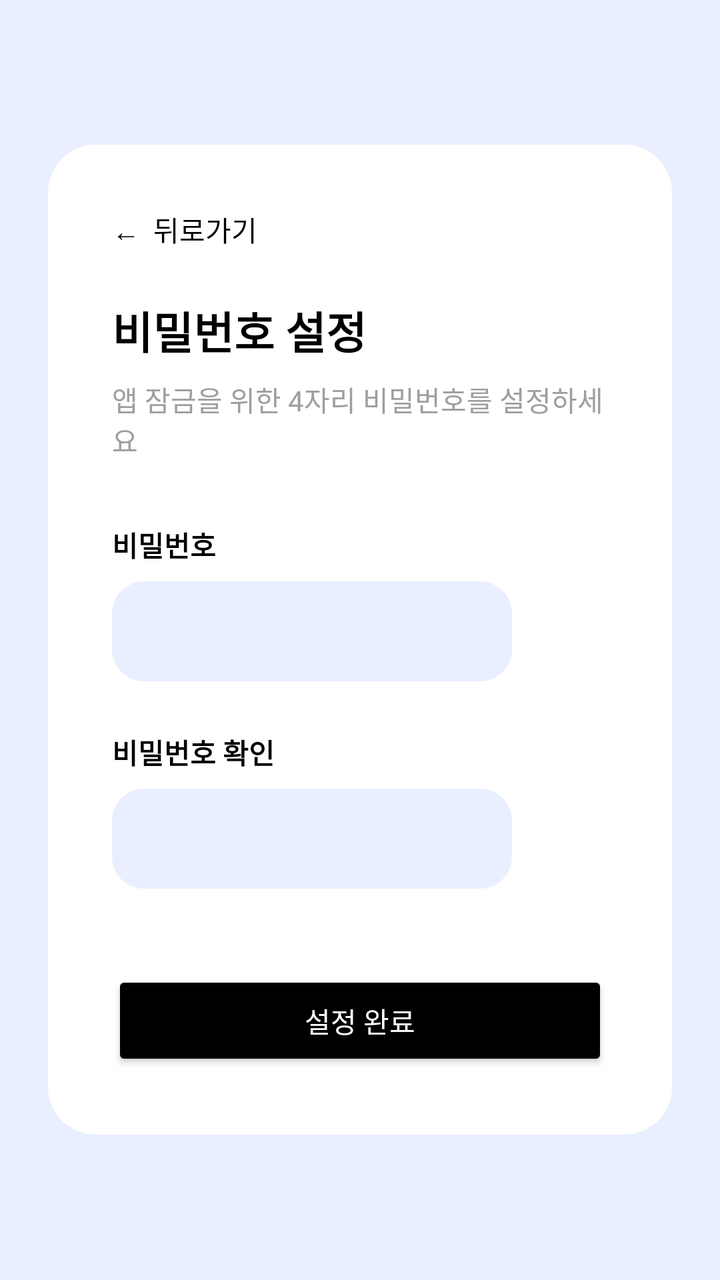
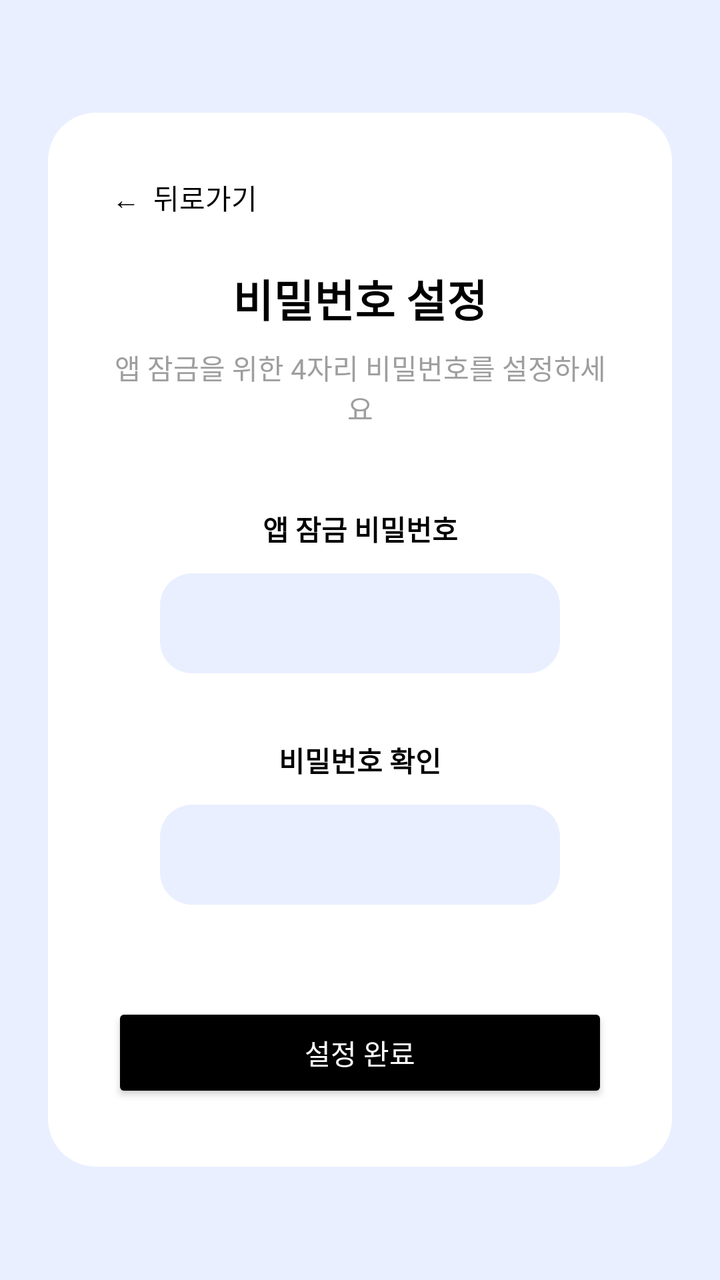

Before-and-after screenshots of an Android layout around one commit, followed by the original layout XML and the change that was made.
<!-- AndroidManifest.xml: application theme Theme.AllIn -->
<!-- res/layout/activity_password_setup.xml -->
<?xml version="1.0" encoding="utf-8"?>
<ScrollView xmlns:android="http://schemas.android.com/apk/res/android"
    xmlns:app="http://schemas.android.com/apk/res-auto"
    android:layout_width="match_parent"
    android:layout_height="match_parent"
    android:background="#E9EFFF"
    android:fillViewport="true">

    <LinearLayout
        android:layout_width="match_parent"
        android:layout_height="wrap_content"
        android:gravity="center"
        android:orientation="vertical"
        android:padding="24dp">

        <androidx.cardview.widget.CardView
            android:layout_width="match_parent"
            android:layout_height="wrap_content"
            app:cardCornerRadius="24dp"
            app:cardElevation="0dp">

            <LinearLayout
                android:layout_width="match_parent"
                android:layout_height="wrap_content"
                android:background="@android:color/white"
                android:orientation="vertical"
                android:padding="32dp">

                <TextView
                    android:id="@+id/btnBack"
                    android:layout_width="wrap_content"
                    android:layout_height="wrap_content"
                    android:layout_marginBottom="24dp"
                    android:clickable="true"
                    android:focusable="true"
                    android:text="←  뒤로가기"
                    android:textColor="@android:color/black"
                    android:textSize="14sp" />

                <TextView
                    android:layout_width="wrap_content"
                    android:layout_height="wrap_content"
                    android:text="비밀번호 설정"
                    android:textColor="@android:color/black"
                    android:textSize="22sp"
                    android:textStyle="bold" />

                <TextView
                    android:layout_width="wrap_content"
                    android:layout_height="wrap_content"
                    android:layout_marginTop="8dp"
                    android:text="앱 잠금을 위한 4자리 비밀번호를 설정하세요"
                    android:textColor="#9E9E9E"
                    android:textSize="14sp" />

                
                <TextView
                    android:layout_width="wrap_content"
                    android:layout_height="wrap_content"
                    android:layout_marginTop="32dp"
                    android:text="비밀번호"
                    android:textColor="@android:color/black"
                    android:textStyle="bold" />

                <LinearLayout
                    android:id="@+id/layoutPw"
                    android:layout_width="200dp"
                    android:layout_height="50dp"
                    android:layout_marginTop="8dp"
                    android:background="@drawable/bg_password_input"
                    android:gravity="center"
                    android:orientation="horizontal"
                    android:clickable="true"
                    android:focusable="true">
                    <View android:id="@+id/dot1" android:layout_width="10dp" android:layout_height="10dp" android:layout_margin="8dp" android:background="@drawable/dot_gray" android:visibility="invisible" />
                    <View android:id="@+id/dot2" android:layout_width="10dp" android:layout_height="10dp" android:layout_margin="8dp" android:background="@drawable/dot_gray" android:visibility="invisible" />
                    <View android:id="@+id/dot3" android:layout_width="10dp" android:layout_height="10dp" android:layout_margin="8dp" android:background="@drawable/dot_gray" android:visibility="invisible" />
                    <View android:id="@+id/dot4" android:layout_width="10dp" android:layout_height="10dp" android:layout_margin="8dp" android:background="@drawable/dot_gray" android:visibility="invisible" />
                </LinearLayout>

                <EditText
                    android:id="@+id/etPassword"
                    android:layout_width="1dp"
                    android:layout_height="1dp"
                    android:alpha="0"
                    android:inputType="numberPassword"
                    android:maxLength="4"
                    android:cursorVisible="false"/>

                
                <TextView
                    android:layout_width="wrap_content"
                    android:layout_height="wrap_content"
                    android:layout_marginTop="24dp"
                    android:text="비밀번호 확인"
                    android:textColor="@android:color/black"
                    android:textStyle="bold" />

                <LinearLayout
                    android:id="@+id/layoutPwConfirm"
                    android:layout_width="200dp"
                    android:layout_height="50dp"
                    android:layout_marginTop="8dp"
                    android:background="@drawable/bg_password_input"
                    android:gravity="center"
                    android:orientation="horizontal"
                    android:clickable="true"
                    android:focusable="true">
                    <View android:id="@+id/dotConfirm1" android:layout_width="10dp" android:layout_height="10dp" android:layout_margin="8dp" android:background="@drawable/dot_gray" android:visibility="invisible" />
                    <View android:id="@+id/dotConfirm2" android:layout_width="10dp" android:layout_height="10dp" android:layout_margin="8dp" android:background="@drawable/dot_gray" android:visibility="invisible" />
                    <View android:id="@+id/dotConfirm3" android:layout_width="10dp" android:layout_height="10dp" android:layout_margin="8dp" android:background="@drawable/dot_gray" android:visibility="invisible" />
                    <View android:id="@+id/dotConfirm4" android:layout_width="10dp" android:layout_height="10dp" android:layout_margin="8dp" android:background="@drawable/dot_gray" android:visibility="invisible" />
                </LinearLayout>

                <EditText
                    android:id="@+id/etPasswordConfirm"
                    android:layout_width="1dp"
                    android:layout_height="1dp"
                    android:alpha="0"
                    android:inputType="numberPassword"
                    android:maxLength="4"
                    android:cursorVisible="false"/>

                <Button
                    android:id="@+id/btnComplete"
                    android:layout_width="match_parent"
                    android:layout_height="50dp"
                    android:layout_marginTop="40dp"
                    android:backgroundTint="@android:color/black"
                    android:text="설정 완료"
                    android:textColor="@android:color/white"
                    app:cornerRadius="8dp" />

            </LinearLayout>
        </androidx.cardview.widget.CardView>
    </LinearLayout>
</ScrollView>
<!-- resources referenced by this layout -->
<resources>
  <!-- drawable bg_password_input (drawable) -->
  <?xml version="1.0" encoding="utf-8"?>
  <shape xmlns:android="http://schemas.android.com/apk/res/android">
      <solid android:color="#E9EFFF"/>
      <corners android:radius="16dp"/>
  </shape>
  <!-- drawable dot_gray (drawable) -->
  <?xml version="1.0" encoding="utf-8"?>
  <shape xmlns:android="http://schemas.android.com/apk/res/android" android:shape="oval">
      <solid android:color="#9E9E9E"/>
  </shape>
  <style name="Theme.AllIn" parent="Theme.MaterialComponents.DayNight.NoActionBar">
          
          <item name="colorPrimary">@color/purple_500</item>
          <item name="colorPrimaryVariant">@color/purple_700</item>
          <item name="colorOnPrimary">@color/white</item>
          
          <item name="colorSecondary">@color/teal_200</item>
          <item name="colorSecondaryVariant">@color/teal_700</item>
          <item name="colorOnSecondary">@color/black</item>
          
          <item name="android:statusBarColor">#E9EFFF</item>
          <item name="android:windowLightStatusBar">true</item>
          
          
          <item name="alertDialogTheme">@style/RoundedAlertDialogTheme</item>
      </style>
  <color name="purple_500">#FF6200EE</color>
  <color name="purple_700">#FF3700B3</color>
  <color name="white">#FFFFFFFF</color>
  <color name="teal_200">#FF03DAC5</color>
  <color name="teal_700">#FF018786</color>
  <color name="black">#FF000000</color>
  <style name="RoundedAlertDialogTheme" parent="Theme.AppCompat.Light.Dialog.Alert">
          <item name="android:windowBackground">@drawable/dialog_rounded_background</item>
      </style>
  <!-- drawable dialog_rounded_background (drawable) -->
  <?xml version="1.0" encoding="utf-8"?>
  <inset xmlns:android="http://schemas.android.com/apk/res/android"
      android:insetLeft="16dp"
      android:insetTop="16dp"
      android:insetRight="16dp"
      android:insetBottom="16dp">
      <shape android:shape="rectangle">
          <solid android:color="@android:color/white" />
          <corners android:radius="24dp" />
      </shape>
  </inset>
</resources>

<!-- the commit's change to res/layout/activity_password_setup.xml (unified diff, before → after) -->
@@ -37,28 +37,32 @@
                     android:textColor="@android:color/black"
                     android:textSize="14sp" />
 
+                
                 <TextView
-                    android:layout_width="wrap_content"
+                    android:layout_width="match_parent"
                     android:layout_height="wrap_content"
                     android:text="비밀번호 설정"
+                    android:gravity="center"
                     android:textColor="@android:color/black"
                     android:textSize="22sp"
                     android:textStyle="bold" />
 
                 <TextView
-                    android:layout_width="wrap_content"
+                    android:layout_width="match_parent"
                     android:layout_height="wrap_content"
                     android:layout_marginTop="8dp"
                     android:text="앱 잠금을 위한 4자리 비밀번호를 설정하세요"
+                    android:gravity="center"
                     android:textColor="#9E9E9E"
                     android:textSize="14sp" />
 
                 
                 <TextView
-                    android:layout_width="wrap_content"
+                    android:layout_width="match_parent"
                     android:layout_height="wrap_content"
-                    android:layout_marginTop="32dp"
-                    android:text="비밀번호"
+                    android:layout_marginTop="40dp"
+                    android:gravity="center"
+                    android:text="앱 잠금 비밀번호"
                     android:textColor="@android:color/black"
                     android:textStyle="bold" />
 
@@ -66,7 +70,8 @@
                     android:id="@+id/layoutPw"
                     android:layout_width="200dp"
                     android:layout_height="50dp"
-                    android:layout_marginTop="8dp"
+                    android:layout_marginTop="12dp"
+                    android:layout_gravity="center_horizontal"
                     android:background="@drawable/bg_password_input"
                     android:gravity="center"
                     android:orientation="horizontal"
@@ -89,9 +94,10 @@
 
                 
                 <TextView
-                    android:layout_width="wrap_content"
+                    android:layout_width="match_parent"
                     android:layout_height="wrap_content"
-                    android:layout_marginTop="24dp"
+                    android:layout_marginTop="32dp"
+                    android:gravity="center"
                     android:text="비밀번호 확인"
                     android:textColor="@android:color/black"
                     android:textStyle="bold" />
@@ -100,7 +106,8 @@
                     android:id="@+id/layoutPwConfirm"
                     android:layout_width="200dp"
                     android:layout_height="50dp"
-                    android:layout_marginTop="8dp"
+                    android:layout_marginTop="12dp"
+                    android:layout_gravity="center_horizontal"
                     android:background="@drawable/bg_password_input"
                     android:gravity="center"
                     android:orientation="horizontal"
@@ -125,7 +132,7 @@
                     android:id="@+id/btnComplete"
                     android:layout_width="match_parent"
                     android:layout_height="50dp"
-                    android:layout_marginTop="40dp"
+                    android:layout_marginTop="48dp"
                     android:backgroundTint="@android:color/black"
                     android:text="설정 완료"
                     android:textColor="@android:color/white"
